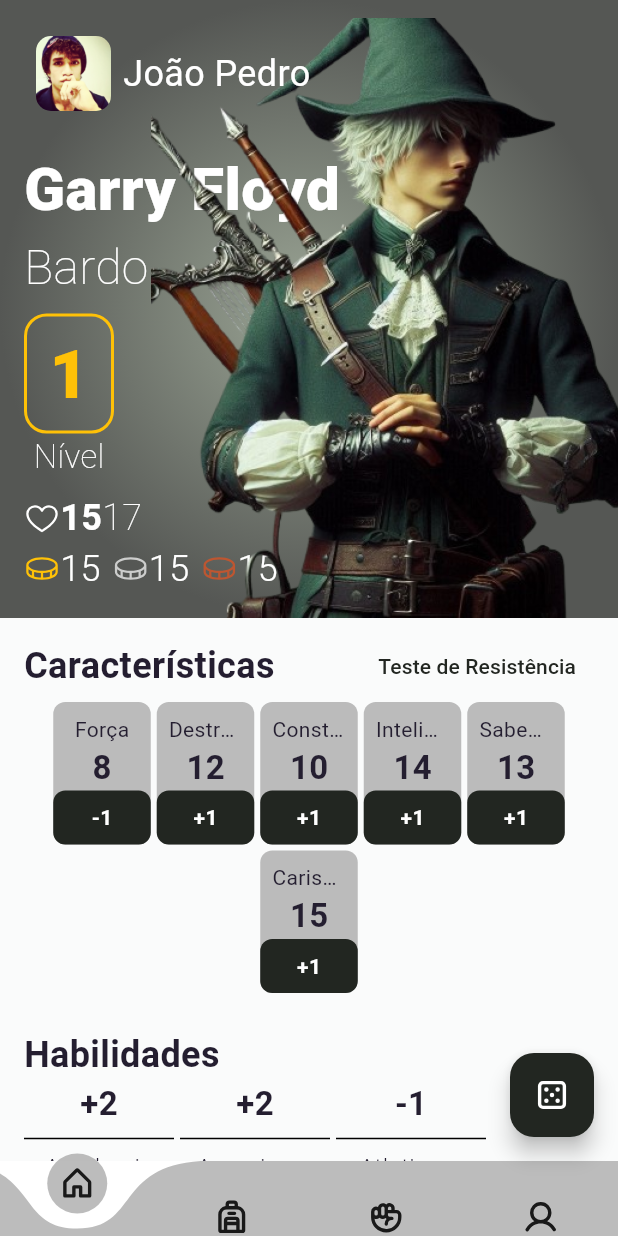
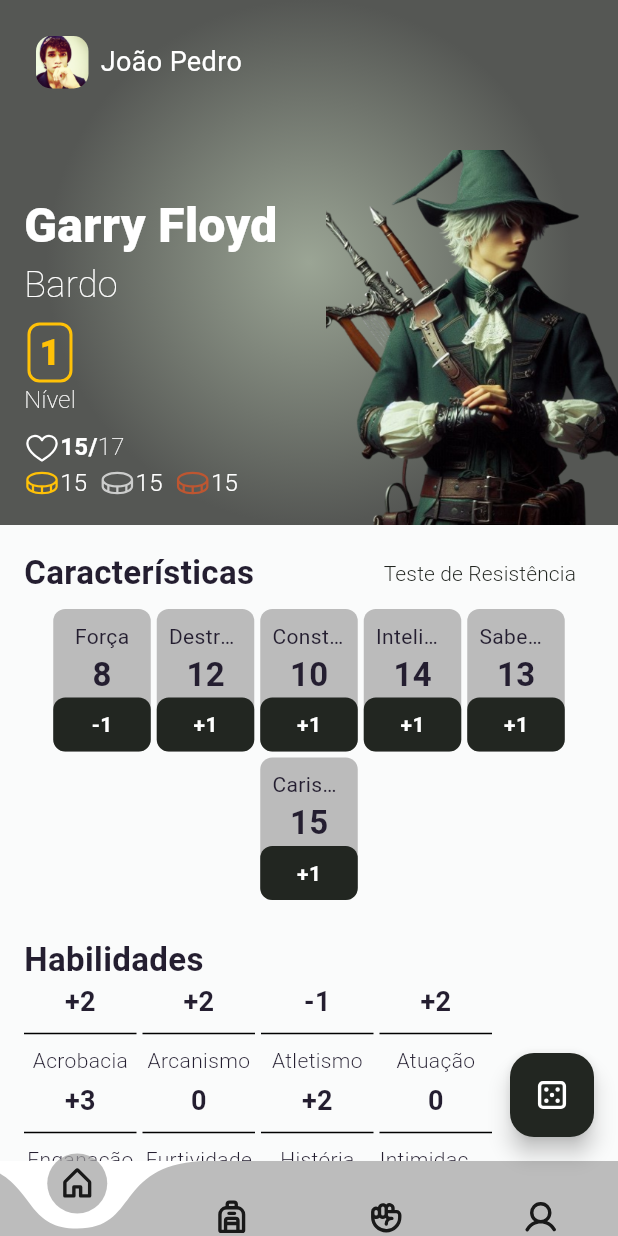
Before and after one commit to Ore-Software-Hub/char-vault, a Flutter app: the screen it shows after launch, on a phone screen of 412 x 824 dp. Run offline on Flutter 3.47's test engine with Material 3 defaults, Android fonts, the phone set to English and light mode, and no system bars; drawn by our look-alikes of curved_navigation_bar; our stand-ins replace phosphor_flutter, shared_preferences.

Commit message:
corrigido espaçamento homepage

```diff
--- a/lib/pages/home/components/skills_component.dart
+++ b/lib/pages/home/components/skills_component.dart
@@ -1,5 +1,4 @@
 import 'package:flutter/material.dart';
-
 
 class SkillsComponent extends StatefulWidget {
   const SkillsComponent({
@@ -19,14 +18,14 @@ class _SkillsComponentState extends State<SkillsComponent> {
   @override
   Widget build(BuildContext context) {
     return SizedBox(
-      width: 100,
+      width: 75,
       child: Column(
         children: [
           Text(
             widget.value,
             style: const TextStyle(
               fontWeight: FontWeight.bold,
-              fontSize: 22,
+              fontSize: 18,
             ),
           ),
           const Divider(),
@@ -37,7 +36,7 @@ class _SkillsComponentState extends State<SkillsComponent> {
             softWrap: false,
             style: const TextStyle(
               fontWeight: FontWeight.w300,
-              fontSize: 16,
+              fontSize: 14,
             ),
           ),
         ],
--- a/lib/pages/home/home_page.dart
+++ b/lib/pages/home/home_page.dart
@@ -14,7 +14,7 @@ class _HomePageState extends State<HomePage> {
   String name = "Garry Floyd",
       classe = "Bardo",
       level = "1",
-      curLife = "15",
+      curLife = "15/",
       maxLife = "17",
       pg = "15",
       pp = "15",
@@ -44,7 +44,7 @@ class _HomePageState extends State<HomePage> {
               children: [
                 // Gradiente de fundo
                 Container(
-                  height: (MediaQuery.of(context).size.height / 2),
+                  height: 350,
                   width: double.infinity,
                   decoration: const BoxDecoration(
                     gradient: RadialGradient(
@@ -57,7 +57,6 @@ class _HomePageState extends State<HomePage> {
                     ),
                   ),
                 ),
-
                 Padding(
                   padding: const EdgeInsets.all(16.0),
                   child: Column(
@@ -66,7 +65,7 @@ class _HomePageState extends State<HomePage> {
                       Text(
                         name,
                         style: const TextStyle(
-                          fontSize: 40,
+                          fontSize: 32,
                           color: Colors.white,
                           fontWeight: FontWeight.w900,
                         ),
@@ -74,7 +73,7 @@ class _HomePageState extends State<HomePage> {
                       Text(
                         classe,
                         style: const TextStyle(
-                          fontSize: 32,
+                          fontSize: 24,
                           color: Colors.white,
                           fontWeight: FontWeight.w100,
                         ),
@@ -84,13 +83,13 @@ class _HomePageState extends State<HomePage> {
                         child: Column(
                           children: [
                             Container(
-                              width: 60,
-                              height: 80,
+                              width: 30,
+                              height: 40,
                               alignment: Alignment.center,
                               decoration: BoxDecoration(
                                 color: Colors.transparent, // Sem preenchimento
-                                borderRadius: BorderRadius.circular(
-                                    15.0), // Raio da borda
+                                borderRadius:
+                                    BorderRadius.circular(8.0), // Raio da borda
                                 border: Border.all(
                                   color: Colors.amber, // Cor da borda
                                   width: 2.0, // Largura da borda
@@ -99,7 +98,7 @@ class _HomePageState extends State<HomePage> {
                               child: Text(
                                 level,
                                 style: const TextStyle(
-                                  fontSize: 45,
+                                  fontSize: 24,
                                   color: Colors.amber,
                                   fontWeight: FontWeight.w900,
                                 ),
@@ -108,7 +107,7 @@ class _HomePageState extends State<HomePage> {
                             const Text(
                               "Nível",
                               style: TextStyle(
-                                fontSize: 22,
+                                fontSize: 16,
                                 color: Colors.white,
                                 fontWeight: FontWeight.w100,
                               ),
@@ -121,11 +120,12 @@ class _HomePageState extends State<HomePage> {
                           const PhosphorIcon(
                             PhosphorIconsRegular.heart,
                             color: Colors.white,
+                            size: 24,
                           ),
                           Text(
                             curLife,
                             style: const TextStyle(
-                              fontSize: 24,
+                              fontSize: 16,
                               color: Colors.white,
                               fontWeight: FontWeight.bold,
                             ),
@@ -133,7 +133,7 @@ class _HomePageState extends State<HomePage> {
                           Text(
                             maxLife,
                             style: const TextStyle(
-                              fontSize: 24,
+                              fontSize: 16,
                               color: Colors.white,
                               fontWeight: FontWeight.w100,
                             ),
@@ -151,7 +151,7 @@ class _HomePageState extends State<HomePage> {
                                 Text(
                                   pg,
                                   style: const TextStyle(
-                                    fontSize: 24,
+                                    fontSize: 16,
                                     color: Colors.white,
                                     fontWeight: FontWeight.w300,
                                   ),
@@ -168,7 +168,7 @@ class _HomePageState extends State<HomePage> {
                                 Text(
                                   pp,
                                   style: const TextStyle(
-                                    fontSize: 24,
+                                    fontSize: 16,
                                     color: Colors.white,
                                     fontWeight: FontWeight.w300,
                                   ),
@@ -185,7 +185,7 @@ class _HomePageState extends State<HomePage> {
                                 Text(
                                   pb,
                                   style: const TextStyle(
-                                    fontSize: 24,
+                                    fontSize: 16,
                                     color: Colors.white,
                                     fontWeight: FontWeight.w300,
                                   ),
@@ -202,12 +202,13 @@ class _HomePageState extends State<HomePage> {
                   right: 0,
                   child: Container(
                     alignment: Alignment.centerRight,
-                      height: 400,
+                    height: 250,
                     width: MediaQuery.of(context).size.width,
                     child: Image.asset(
                       "assets/img/char.png",
                     ),
-                    )),
+                  ),
+                ),
                 Positioned(
                   top: 16,
                   left: 16,
@@ -219,7 +220,7 @@ class _HomePageState extends State<HomePage> {
                               10.0), // Adjust the radius as needed
                           child: Image.asset(
                             'assets/img/eu.jpg',
-                            width: 50,
+                            width: 35,
                           ),
                         ),
                         onPressed: () {
@@ -229,7 +230,7 @@ class _HomePageState extends State<HomePage> {
                       ),
                       const Text(
                         "João Pedro",
-                        style: TextStyle(color: Colors.white, fontSize: 24),
+                        style: TextStyle(color: Colors.white, fontSize: 18),
                       ),
                     ],
                   ),
@@ -247,13 +248,17 @@ class _HomePageState extends State<HomePage> {
                       const Text(
                         "Características",
                         style: TextStyle(
-                          fontSize: 24,
+                          fontSize: 22,
                           fontWeight: FontWeight.bold,
                         ),
                       ),
                       TextButton(
                           onPressed: () {},
-                          child: const Text("Teste de Resistência"))
+                          child: Text("Teste de Resistência",
+                              style: TextStyle(
+                                  color: Theme.of(context).colorScheme.primary,
+                                  fontSize: 14,
+                                  fontWeight: FontWeight.w300)))
                     ],
                   ),
                   const Wrap(
@@ -286,7 +291,7 @@ class _HomePageState extends State<HomePage> {
                   Text(
                     "Habilidades",
                     style: TextStyle(
-                      fontSize: 24,
+                      fontSize: 22,
                       fontWeight: FontWeight.bold,
                     ),
                   ),
```
Lines whose indentation alone changed are shown as unchanged.
